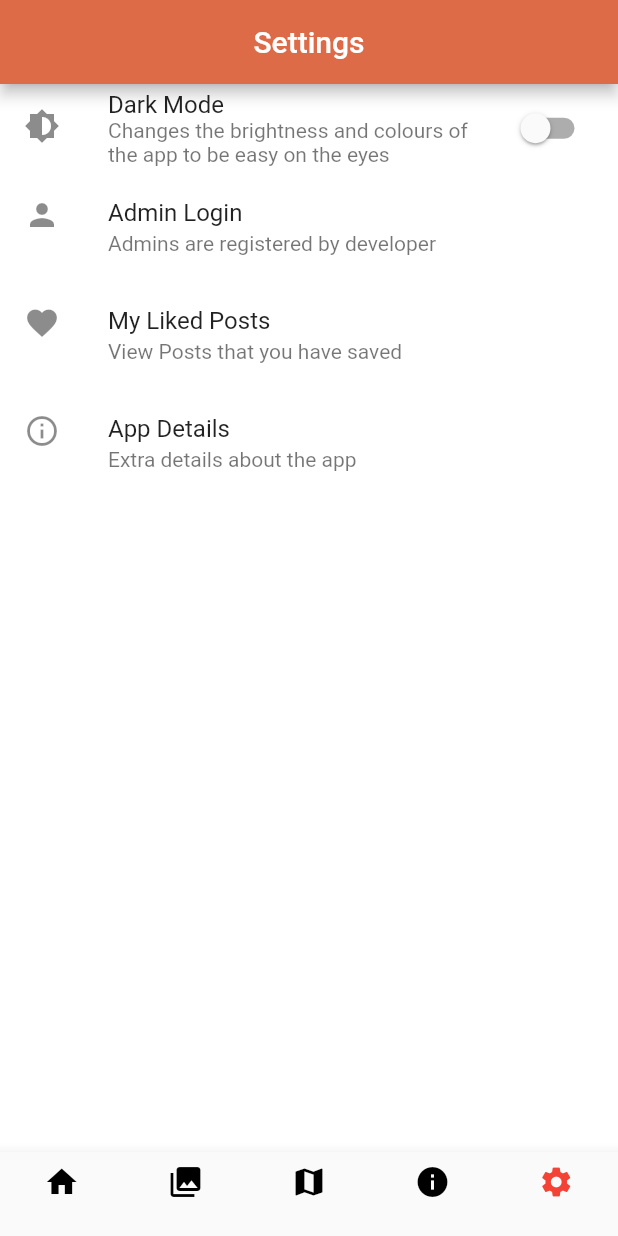
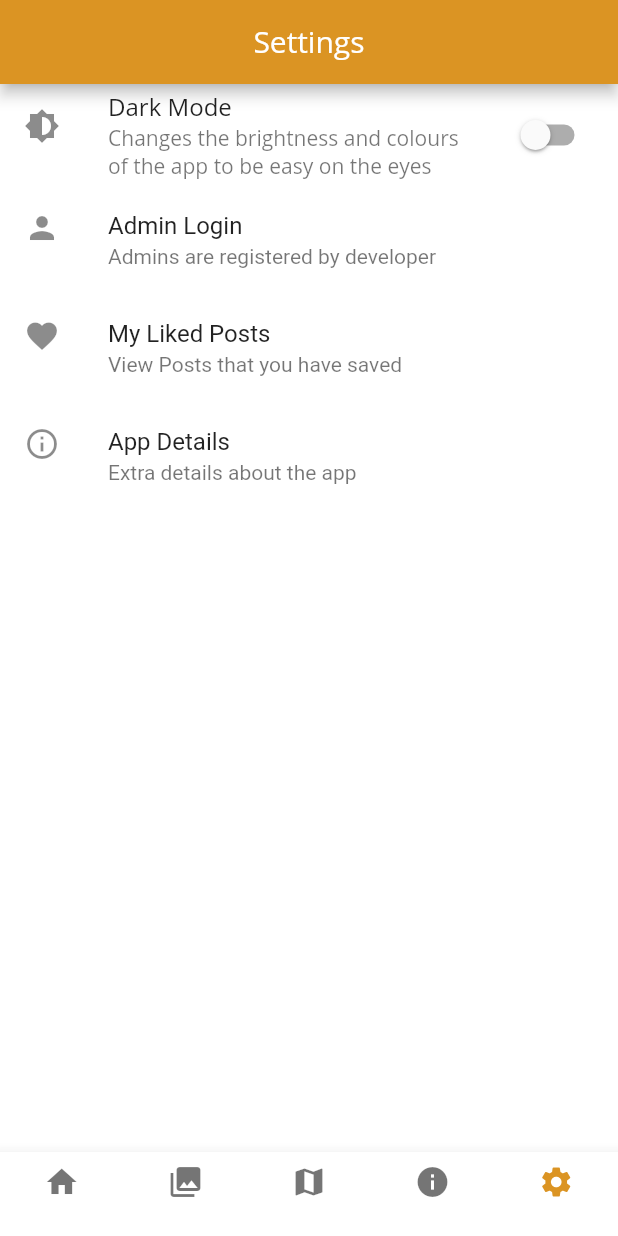
Before and after one commit to DeigoC/CTRIM-App, a Flutter app: the screen it shows after launch, item 5 of the bottom bar chosen, on a phone screen of 412 x 824 dp. Run offline on Flutter 3.47's test engine with Material 2 defaults, Android fonts, the phone set to English and light mode, and no system bars; our stand-ins replace bloc, cloud_firestore, equatable, file_picker, firebase_auth, firebase_storage and 4 more; missing offline and left inert: geocoder, zefyr; accounts and stored records are empty.

Commit message:
Started Phase 3: UI cleaning, going back to finish

```diff
--- a/lib/pages/HomePage.dart
+++ b/lib/pages/HomePage.dart
@@ -5,6 +5,7 @@ import 'package:ctrim_app_v1/pages/tab_pages/SettingsTabPage.dart';
 import 'package:ctrim_app_v1/pages/tab_pages/ViewAllPostsTabPage.dart';
 import 'package:ctrim_app_v1/pages/tab_pages/ViewAllLocationsTabPage.dart';
 import 'package:ctrim_app_v1/pages/tab_pages/ViewGalleryTabPage.dart';
+import 'package:ctrim_app_v1/style.dart';
 import 'package:flutter/material.dart';
 import 'package:flutter_bloc/flutter_bloc.dart';
 
@@ -78,11 +79,16 @@ void initState() {
       }),
     floatingActionButton: _getFAB(selectedIndex),
     drawer: _getDrawer(selectedIndex),
-    bottomNavigationBar: BottomNavigationBar(
+    bottomNavigationBar: BlocBuilder<AppBloc, AppState>(
+      condition: (_,state){
+        if(state is SettingsState) return true;
+        return false;
+      },
+        builder:(_,state) => BottomNavigationBar(
         type: BottomNavigationBarType.fixed,
         currentIndex: selectedIndex,
-      selectedItemColor: Colors.red,
-      unselectedItemColor: Colors.black,
+        selectedItemColor: BlocProvider.of<AppBloc>(context).onDarkTheme ? Colors.white: LightPrimaryColor,
+        backgroundColor: BlocProvider.of<AppBloc>(context).onDarkTheme ? DarkPrimaryColor : LightSurfaceColor,
         onTap: (newIndex){
           if(newIndex != _selectedIndex){
             setState(() {
@@ -118,6 +124,7 @@ void initState() {
             icon: Tooltip(child: Icon(Icons.settings),message: 'Settings'),
           ),
         ],
+      ),
     ),
   );
   }
--- a/lib/pages/tab_pages/SettingsTabPage.dart
+++ b/lib/pages/tab_pages/SettingsTabPage.dart
@@ -13,16 +13,17 @@ class SettingsPage{
 
   AppBar buildAppbar(){
     return AppBar(
-        leading: (BlocProvider.of<AppBloc>(_context).currentUser.adminLevel==0) ? Container():null,
-        automaticallyImplyLeading: true,
-        title: Text('Settings'),
-        centerTitle: true,
+      leading: (BlocProvider.of<AppBloc>(_context).currentUser.adminLevel==0) ? Container():null,
+      automaticallyImplyLeading: true,
+      title: Text('Settings', style: TextStyle(fontFamily: 'OpenSans'),),
+      centerTitle: true,
     );
   }
 
   Widget buildDrawer(){
     if(BlocProvider.of<AppBloc>(_context).currentUser.adminLevel==0)return null;
     User u = BlocProvider.of<AppBloc>(_context).currentUser;
+
     return Drawer(
       child: ListView(
         children: [
@@ -83,13 +84,16 @@ class SettingsPage{
         return false;
       },
         builder:(_,state){
+
+          TextStyle testStyle = TextStyle(fontFamily: 'OpenSans');
+
           return ListView(
             children: [
               SwitchListTile(
                 value: BlocProvider.of<AppBloc>(_context).onDarkTheme,
-                title: Text('Dark Mode'),
+                title: Text('Dark Mode', style: testStyle,),
                 secondary: Icon(Icons.brightness_medium),
-                subtitle: Text('Changes the brightness and colours of the app to be easy on the eyes'),
+                subtitle: Text('Changes the brightness and colours of the app to be easy on the eyes', style: testStyle,),
                 onChanged: (newValue){
                   AppSettingsEvent event = newValue ? AppChangeThemeToDarkEvent() : AppChangeThemeToLightEvent();
                   BlocProvider.of<AppBloc>(_context).add(event);
--- a/lib/style.dart
+++ b/lib/style.dart
@@ -9,16 +9,53 @@ const SmallTextSize = 14.0;
 
 // * LIGHT THEME
 
-const LightPrimaryColor = Color(0xffde6b48);
+const LightPrimaryColor = Color(0xffdb9423);
+const LightSecondaryColor = Color(0xff236adb);
+const LightDisabledColor = Colors.grey;
+const LightSurfaceColor = Colors.white;
 
 final appLightTheme = ThemeData(
-  scaffoldBackgroundColor: Colors.white,
-  disabledColor: Colors.grey,
+  scaffoldBackgroundColor: LightSurfaceColor,
+  bottomAppBarColor: LightPrimaryColor,
+  disabledColor: LightDisabledColor,
+  toggleableActiveColor: LightPrimaryColor,
+
+  toggleButtonsTheme: ToggleButtonsThemeData(
+    selectedColor: LightPrimaryColor,
+  ),
+
+  chipTheme: ChipThemeData(
+  backgroundColor: Color(0xffaf761c),
+  brightness: Brightness.light,
+  disabledColor: LightDisabledColor,
+  selectedColor: LightSecondaryColor,
+  secondaryLabelStyle: TextStyle(color: Colors.white),
+  labelStyle: TextStyle(color: Colors.white),
+  shape: StadiumBorder(),
+  labelPadding: EdgeInsets.symmetric(vertical: 0, horizontal: 4),
+  padding: EdgeInsets.all(4),
+  secondarySelectedColor: LightSecondaryColor,
+  ),
+
+  brightness: Brightness.light,
+
+  buttonTheme: ButtonThemeData(
+    shape: RoundedRectangleBorder(
+      borderRadius: BorderRadius.circular(18.0)
+    ),
+    buttonColor: LightSecondaryColor,
+    textTheme: ButtonTextTheme.primary
+  ),
+
+  floatingActionButtonTheme: FloatingActionButtonThemeData(
+    backgroundColor: LightSecondaryColor
+  ),
+
   colorScheme: ColorScheme(
     primary: LightPrimaryColor,
     primaryVariant: Color(0xffac4020),
-    secondary: Color(0xff7dbbc3),
-    secondaryVariant: Color(0xff40838c),
+    secondary: LightSecondaryColor,
+    secondaryVariant: LightSecondaryColor,
     surface: Colors.white,
     background: Colors.white,
     error: Color(0xffb00020),
@@ -32,9 +69,7 @@ final appLightTheme = ThemeData(
     appBarTheme: AppBarTheme(
     color: LightPrimaryColor,
   ),
-  primaryTextTheme: TextTheme(
-    headline6: TextStyle(fontSize: 20,),//Appbar
-  ),
+
 );
 
 // * DARK THEME
@@ -42,14 +77,18 @@ final appLightTheme = ThemeData(
 const DarkPrimaryColor = Color(0xff525252);
 const DarkSurfaceColor = Color(0xff383838);
 
+const normalDarkTextTheme = TextStyle(color: Colors.white);
+
 final appDarkTheme = ThemeData(
   scaffoldBackgroundColor: DarkSurfaceColor,
+  bottomAppBarColor: DarkPrimaryColor,
   disabledColor: Colors.grey,
+
   colorScheme: ColorScheme(
     primary: DarkPrimaryColor,
     primaryVariant: Color(0xffac4020),
-    secondary: Color(0xff7dbbc3),
-    secondaryVariant: Color(0xff40838c),
+    secondary: LightSecondaryColor,
+    secondaryVariant: LightSecondaryColor,
     surface: DarkSurfaceColor,
     background: Colors.white,
     error: Color(0xffb00020),
@@ -61,7 +100,22 @@ final appDarkTheme = ThemeData(
     brightness: Brightness.dark
   ),
 
-    appBarTheme: AppBarTheme(
-    color: DarkPrimaryColor,
+  brightness: Brightness.dark,
+
+  appBarTheme: AppBarTheme(color: DarkPrimaryColor,brightness: Brightness.dark),
+  textTheme: TextTheme(
+    subtitle1: normalDarkTextTheme,
+    subtitle2: normalDarkTextTheme,
+    bodyText1: normalDarkTextTheme,
+    bodyText2: normalDarkTextTheme,
+    headline1:  normalDarkTextTheme,
+    headline2:  normalDarkTextTheme,
+    headline3:  normalDarkTextTheme,
+    headline4:  normalDarkTextTheme,
+    headline5:  normalDarkTextTheme,
+    headline6:  normalDarkTextTheme,
   ),
+
+
+
 );
--- a/lib/widgets/locationCard.dart
+++ b/lib/widgets/locationCard.dart
@@ -66,7 +66,7 @@ class LocationCard extends StatelessWidget {
                   ListTile(
                     title: RichText(text: TextSpan(
                       text: location.addressLine,
-                      style: TextStyle(color: Colors.black),
+                      style: TextStyle(color: Color(0xff236adb)),
                       recognizer: TapGestureRecognizer()..onTap =()=> BlocProvider.of<AppBloc>(context)
                       .add(AppToViewLocationOnMapEvent(location)),
                     ),),
--- a/lib/widgets/postArticle.dart
+++ b/lib/widgets/postArticle.dart
@@ -47,8 +47,7 @@ class PostArticle extends StatelessWidget {
       RichText(
         text: TextSpan(
           text: post.title,
-          style:
-              TextStyle(fontSize: isUpdatePost ? 22 : 26, color: Colors.black),
+          style:TextStyle(fontSize: isUpdatePost ? 22 : 26),
           children: [
             TextSpan(
                 text: _getAuthorNameAndTagsLine(timelinePost, post),
```
Also changed, not shown: lib/pages/posts/ViewPostPage.dart (+12 -5 lines), lib/pages/user/UserLoginPage.dart (+12 -13 lines), lib/widgets/MyInputs.dart (+71 -0 lines), lib/widgets/postsEditTabs/mainTabBody.dart (+2 -6 lines), lib/widgets/postsEditTabs/post_fields.dart (+6 -9 lines), pubspec.yaml (+9 -0 lines), assets/fonts/MerriweatherSans-Regular.ttf (added), assets/fonts/OpenSans-Regular.ttf (added). Lines whose indentation alone changed are shown as unchanged.
